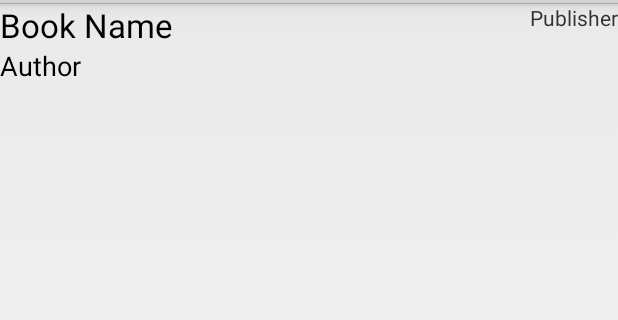
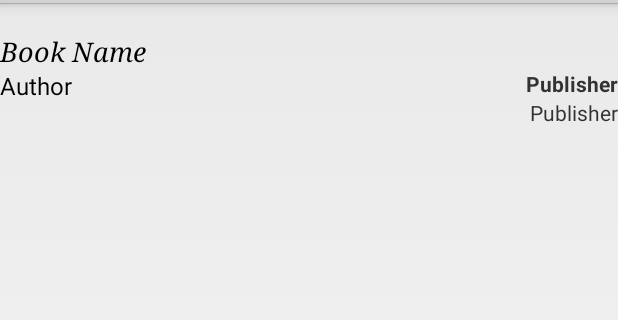
Before and after one commit to ryanwahle/Java2_Wahle, an Android app: the layout activity_main_listview_row.xml on its own in the app's theme, with its tools: preview values and no code run, on a phone screen of 412 x 824 dp, the part 69-389 px from its top. Run offline under Robolectric (Android 15) with nearby library versions, the phone set to English and light mode, and no system bars.

Commit message:
Datastorage, InternetAccess, Color Layout

```diff
--- a/TopHardbacks/app/src/main/res/layout/activity_main.xml
+++ b/TopHardbacks/app/src/main/res/layout/activity_main.xml
@@ -8,5 +8,9 @@
         android:layout_width="match_parent"
         android:layout_height="wrap_content"
         android:id="@+id/booksListView"
-        android:layout_gravity="center_horizontal" />
+        android:layout_gravity="center_horizontal"
+        android:background="@android:color/holo_orange_light"
+        android:paddingBottom="20dp"
+        android:dividerHeight="20dp"
+        android:divider="@android:color/holo_orange_light" />
 </LinearLayout>
--- a/TopHardbacks/app/src/main/res/layout/activity_main_listview_row.xml
+++ b/TopHardbacks/app/src/main/res/layout/activity_main_listview_row.xml
@@ -6,22 +6,27 @@
     <TextView
         android:layout_width="wrap_content"
         android:layout_height="wrap_content"
-        android:textAppearance="?android:attr/textAppearanceLarge"
+        android:textAppearance="@android:style/TextAppearance.DeviceDefault.Medium"
         android:text="Book Name"
         android:id="@+id/bookName"
         android:layout_alignParentTop="true"
         android:layout_alignParentLeft="true"
-        android:layout_alignParentStart="true" />
+        android:layout_alignParentStart="true"
+        android:textColor="@android:color/black"
+        android:textStyle="italic"
+        android:typeface="serif"
+        android:paddingTop="20dp" />
 
     <TextView
         android:layout_width="wrap_content"
         android:layout_height="wrap_content"
-        android:textAppearance="?android:attr/textAppearanceMedium"
+        android:textAppearance="@android:style/TextAppearance.DeviceDefault.SearchResult.Subtitle"
         android:text="Author"
         android:id="@+id/bookAuthor"
         android:layout_below="@+id/bookName"
         android:layout_alignParentLeft="true"
-        android:layout_alignParentStart="true" />
+        android:layout_alignParentStart="true"
+        android:paddingBottom="20dp" />
 
     <TextView
         android:layout_width="wrap_content"
@@ -29,7 +34,19 @@
         android:textAppearance="?android:attr/textAppearanceSmall"
         android:text="Publisher"
         android:id="@+id/bookPublisher"
-        android:layout_alignTop="@+id/textView2"
+        android:paddingBottom="20dp"
+        android:layout_below="@+id/textView"
         android:layout_alignParentRight="true"
         android:layout_alignParentEnd="true" />
+
+    <TextView
+        android:layout_width="wrap_content"
+        android:layout_height="wrap_content"
+        android:textAppearance="?android:attr/textAppearanceSmall"
+        android:text="Publisher"
+        android:id="@+id/textView"
+        android:textStyle="bold"
+        android:layout_below="@+id/bookName"
+        android:layout_alignRight="@+id/bookPublisher"
+        android:layout_alignEnd="@+id/bookPublisher" />
 </RelativeLayout>
--- a/TopHardbacks/app/src/main/res/values/strings.xml
+++ b/TopHardbacks/app/src/main/res/values/strings.xml
@@ -3,5 +3,4 @@
 
     <string name="app_name">Top Hardbacks</string>
 
-
 </resources>
```
Also changed, not shown: TopHardbacks/app/src/main/AndroidManifest.xml (+3 -4 lines), TopHardbacks/app/src/main/java/com/ryanwahle/tophardbacks/NYTJSONService/NYTJSONService.java (+6 -1 lines), TopHardbacks/app/src/main/java/com/ryanwahle/tophardbacks/Utility/DataStorageSingleton.java (added, +63 -0 lines), TopHardbacks/app/src/main/java/com/ryanwahle/tophardbacks/Utility/InternetAccessSingleton.java (added, +44 -0 lines), TopHardbacks/app/src/main/java/com/ryanwahle/tophardbacks/app/MainActivity.java (+12 -51 lines), TopHardbacks/app/src/main/res/layout/activity_listview_header.xml (added, +22 -0 lines).
